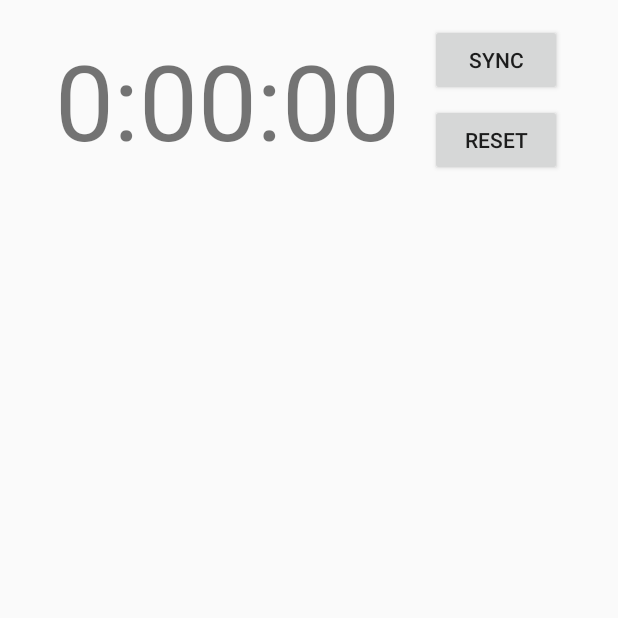
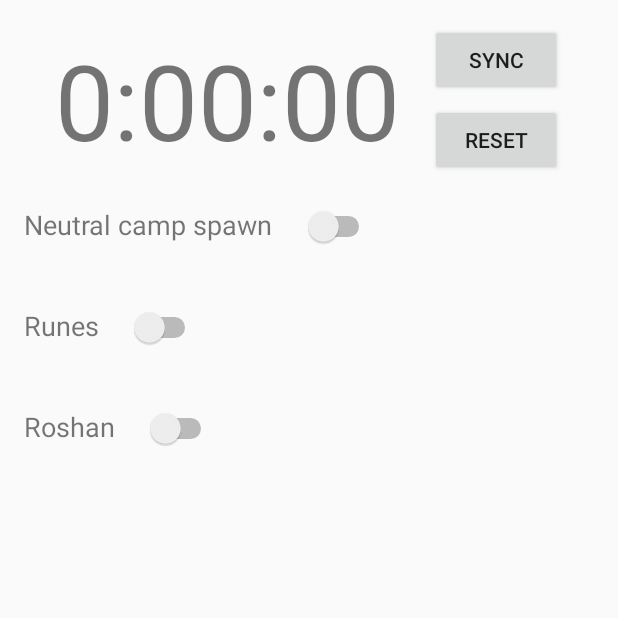
Before and after one commit to rmcconkey/DotaTimer, an Android app: the screen it shows after launch (MainActivity), on a phone screen of 412 x 824 dp, the top half of it. Run offline under Robolectric (Android 15) with nearby library versions, the phone set to English and light mode, and no system bars.

Commit message:
- initial layouts for neutral camps, runes, and rosin notification switches

```diff
--- a/app/src/main/res/layout/activity_main.xml
+++ b/app/src/main/res/layout/activity_main.xml
@@ -87,4 +87,101 @@
 
     </LinearLayout>
 
+    <LinearLayout
+        android:id="@+id/neutral_camp_spawn"
+        android:layout_width="fill_parent"
+        android:layout_height="wrap_content"
+        android:layout_alignParentLeft="true"
+        android:layout_alignParentStart="true"
+        android:layout_below="@+id/mainClock"
+        android:layout_marginTop="20dp"
+        android:layout_marginBottom="20dp"
+        android:orientation="horizontal">
+
+        <TextView
+            android:layout_width="wrap_content"
+            android:layout_height="wrap_content"
+            android:text="Neutral camp spawn"
+            android:layout_gravity="left"
+            android:textSize="18sp"/>
+
+        <View
+            android:layout_width="20dp"
+            android:layout_height="fill_parent"/>
+
+        <Switch
+            android:id="@+id/switch1"
+            android:layout_width="wrap_content"
+            android:layout_height="wrap_content"
+            android:layout_gravity="right"
+            android:gravity="right"
+            />
+
+    </LinearLayout>
+
+
+    <LinearLayout
+        android:id="@+id/runes"
+        android:layout_width="fill_parent"
+        android:layout_height="wrap_content"
+        android:layout_alignParentLeft="true"
+        android:layout_alignParentStart="true"
+        android:layout_below="@+id/neutral_camp_spawn"
+        android:layout_marginTop="20dp"
+        android:layout_marginBottom="20dp"
+        android:orientation="horizontal">
+
+        <TextView
+            android:layout_width="wrap_content"
+            android:layout_height="wrap_content"
+            android:text="Runes"
+            android:layout_gravity="left"
+            android:textSize="18sp"/>
+
+        <View
+            android:layout_width="20dp"
+            android:layout_height="fill_parent"/>
+
+        <Switch
+            android:id="@+id/switch2"
+            android:layout_width="wrap_content"
+            android:layout_height="wrap_content"
+            android:layout_gravity="right"
+            android:gravity="right"
+            />
+
+    </LinearLayout>
+
+    <LinearLayout
+        android:id="@+id/roshan"
+        android:layout_width="fill_parent"
+        android:layout_height="wrap_content"
+        android:layout_alignParentLeft="true"
+        android:layout_alignParentStart="true"
+        android:layout_below="@+id/runes"
+        android:layout_marginTop="20dp"
+        android:layout_marginBottom="20dp"
+        android:orientation="horizontal">
+
+        <TextView
+            android:layout_width="wrap_content"
+            android:layout_height="wrap_content"
+            android:text="Roshan"
+            android:layout_gravity="left"
+            android:textSize="18sp"/>
+
+        <View
+            android:layout_width="20dp"
+            android:layout_height="fill_parent"/>
+
+        <Switch
+            android:id="@+id/switch3"
+            android:layout_width="wrap_content"
+            android:layout_height="wrap_content"
+            android:layout_gravity="right"
+            android:gravity="right"
+            />
+
+    </LinearLayout>
+
 </RelativeLayout>
```
